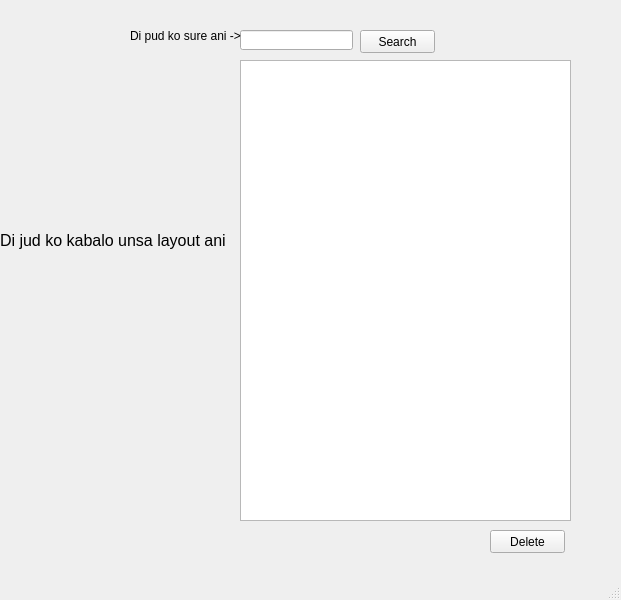
Before: the Qt Designer form Ui_Files/genre-list.ui in edejeed/Movie-Ticketing, drawn with Qt 5.
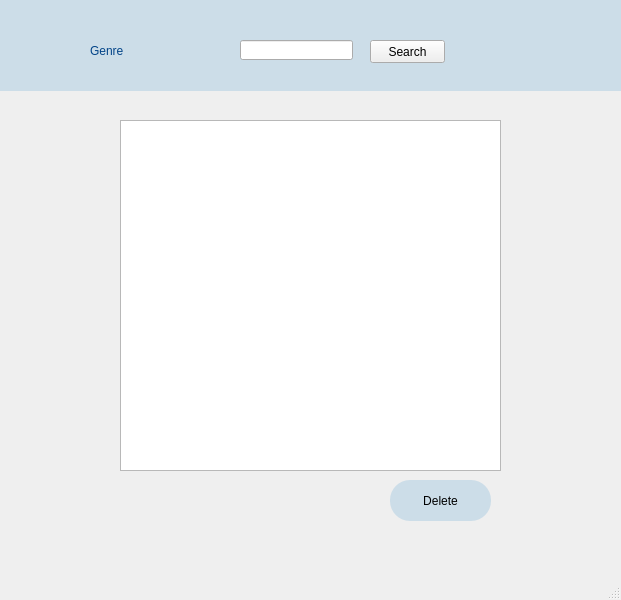
After: the same form once the commit is applied. Icons and pictures are not drawn.

The edit to the form file:
```diff
--- a/Ui_Files/genre-list.ui
+++ b/Ui_Files/genre-list.ui
@@ -17,22 +17,37 @@
    <widget class="QTableWidget" name="genreList">
     <property name="geometry">
      <rect>
-      <x>240</x>
-      <y>60</y>
-      <width>331</width>
-      <height>461</height>
+      <x>120</x>
+      <y>120</y>
+      <width>381</width>
+      <height>351</height>
      </rect>
     </property>
    </widget>
    <widget class="QPushButton" name="deleteButton">
     <property name="geometry">
      <rect>
-      <x>490</x>
-      <y>530</y>
-      <width>75</width>
-      <height>23</height>
+      <x>390</x>
+      <y>480</y>
+      <width>101</width>
+      <height>41</height>
      </rect>
     </property>
+    <property name="styleSheet">
+     <string notr="true">#deleteButton{
+background-color: #ccdde8;
+border: 1px white;
+border-radius: 20px;
+}
+#deleteButton:hover{
+color:rgb(73, 147, 221);
+background-color: rgb(13, 27, 38);
+border: 1px black;
+border-radius: 20px;
+}
+
+</string>
+    </property>
     <property name="text">
      <string>Delete</string>
     </property>
@@ -40,8 +55,8 @@
    <widget class="QPushButton" name="searchButton">
     <property name="geometry">
      <rect>
-      <x>360</x>
-      <y>30</y>
+      <x>370</x>
+      <y>40</y>
       <width>75</width>
       <height>23</height>
      </rect>
@@ -54,43 +69,109 @@
     <property name="geometry">
      <rect>
       <x>240</x>
-      <y>30</y>
+      <y>40</y>
       <width>113</width>
       <height>20</height>
      </rect>
     </property>
    </widget>
-   <widget class="QLabel" name="label">
+   <widget class="QWidget" name="navigationBG" native="true">
     <property name="geometry">
      <rect>
       <x>0</x>
-      <y>180</y>
-      <width>231</width>
-      <height>121</height>
+      <y>0</y>
+      <width>631</width>
+      <height>91</height>
      </rect>
     </property>
-    <property name="font">
-     <font>
-      <pointsize>12</pointsize>
-     </font>
+    <property name="styleSheet">
+     <string notr="true">#navigationBG {
+background-color: #ccdde8;
+
+}
+
+</string>
     </property>
-    <property name="text">
-     <string>Di jud ko kabalo unsa layout ani</string>
-    </property>
+    <widget class="QPushButton" name="logoutButton">
+     <property name="geometry">
+      <rect>
+       <x>20</x>
+       <y>550</y>
+       <width>131</width>
+       <height>41</height>
+      </rect>
+     </property>
+     <property name="text">
+      <string>Logout</string>
+     </property>
+     <property name="icon">
+      <iconset>
+       <normaloff>../img/logout.png</normaloff>../img/logout.png</iconset>
+     </property>
+     <property name="iconSize">
+      <size>
+       <width>40</width>
+       <height>40</height>
+      </size>
+     </property>
+     <property name="flat">
+      <bool>true</bool>
+     </property>
+    </widget>
+    <widget class="QLabel" name="systemLabel">
+     <property name="geometry">
+      <rect>
+       <x>90</x>
+       <y>15</y>
+       <width>101</width>
+       <height>71</height>
+      </rect>
+     </property>
+     <property name="styleSheet">
+      <string notr="true">#systemLabel {
+font: 75 12pt &quot;MS Shell Dlg 2&quot;;
+color: #034488;
+}</string>
+     </property>
+     <property name="text">
+      <string>Genre</string>
+     </property>
+     <property name="alignment">
+      <set>Qt::AlignLeading|Qt::AlignLeft|Qt::AlignVCenter</set>
+     </property>
+    </widget>
+    <widget class="QPushButton" name="pushButton">
+     <property name="geometry">
+      <rect>
+       <x>30</x>
+       <y>20</y>
+       <width>71</width>
+       <height>51</height>
+      </rect>
+     </property>
+     <property name="text">
+      <string/>
+     </property>
+     <property name="icon">
+      <iconset>
+       <normaloff>../img/icon.png</normaloff>../img/icon.png</iconset>
+     </property>
+     <property name="iconSize">
+      <size>
+       <width>50</width>
+       <height>50</height>
+      </size>
+     </property>
+     <property name="flat">
+      <bool>true</bool>
+     </property>
+    </widget>
    </widget>
-   <widget class="QLabel" name="label_2">
-    <property name="geometry">
-     <rect>
-      <x>130</x>
-      <y>10</y>
-      <width>111</width>
-      <height>51</height>
-     </rect>
-    </property>
-    <property name="text">
-     <string>Di pud ko sure ani -&gt;</string>
-    </property>
-   </widget>
+   <zorder>navigationBG</zorder>
+   <zorder>genreList</zorder>
+   <zorder>deleteButton</zorder>
+   <zorder>searchButton</zorder>
+   <zorder>lineEdit</zorder>
   </widget>
   <widget class="QMenuBar" name="menubar">
    <property name="geometry">
```
